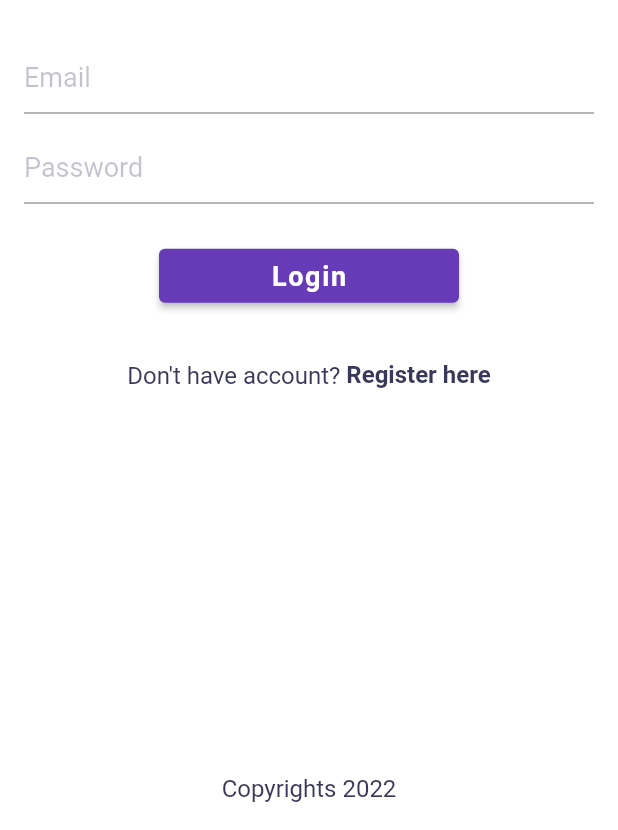
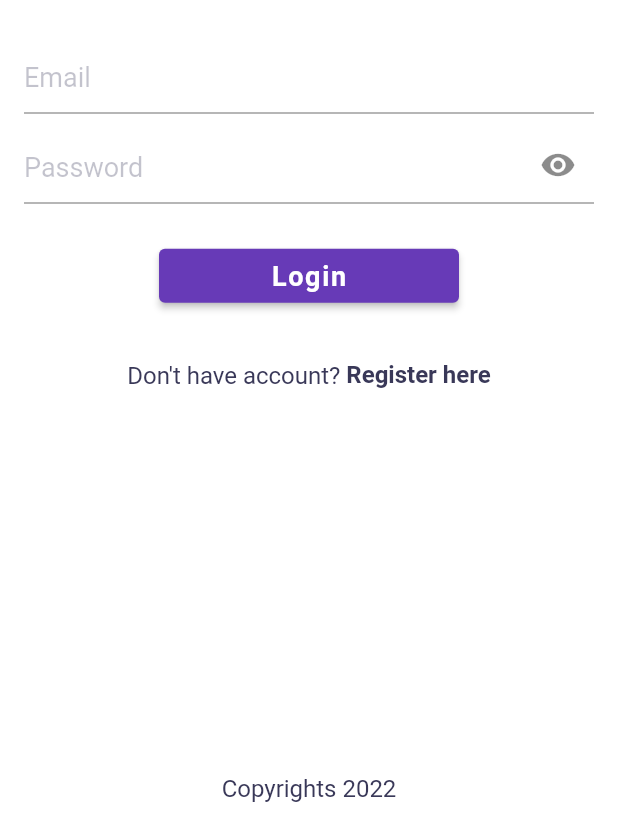
Before and after one commit to mobile-hero/simple_sales_calculator, a Flutter app: the screen it shows after launch, on a phone screen of 412 x 824 dp, the part 406-1236 px from its top. Run offline on Flutter 3.47's test engine with Material 2 defaults, Android fonts, the phone set to English and light mode, and no system bars; our stand-ins replace easy_localization, flutter_bloc, objectbox; generated files the repository leaves out were written again.

Commit message:
add show password switch in login fix main route fix Podfile config

```diff
--- a/lib/bloc/login/login_bloc.dart
+++ b/lib/bloc/login/login_bloc.dart
@@ -28,7 +28,9 @@ class LoginBloc extends Bloc<LoginEvent, LoginState> {
   _loginNowHandler(LoginNow event, Emitter emit) async {
     final store = await openStore();
     emit(LoginLoading());
-
+    print(event);
+    print(emailController.text);
+    print(passwordController.text);
     final user = userLocalRepository.getUser(
         store, emailController.text, passwordController.text);
     if (user != null) {
@@ -36,5 +38,6 @@ class LoginBloc extends Bloc<LoginEvent, LoginState> {
     } else {
       emit(LoginError());
     }
+    store.close();
   }
 }
--- a/lib/bloc/registration/registration_bloc.dart
+++ b/lib/bloc/registration/registration_bloc.dart
@@ -44,11 +44,13 @@ class RegistrationBloc extends Bloc<RegistrationEvent, RegistrationState> {
         image: null);
     final userId = userLocalRepository.createUser(store, user);
     user.id = userId;
-
+    print(user.toJson());
     if (userId > 0) {
       emit(RegistrationSuccess());
     } else {
       emit(RegistrationError());
     }
+
+    store.close();
   }
 }
--- a/lib/main.dart
+++ b/lib/main.dart
@@ -49,7 +49,7 @@ class MyApp extends StatelessWidget {
       ),
       routes: <String, WidgetBuilder>{
         // '/splash': (context) => SplashScreen(),
-        '/login': (context) => const LoginScreen(),
+        '/login': (context) => LoginScreen(),
         '/register': (context) => RegistrationScreen(),
         '/main': (context) => const MainScreen(),
       },
--- a/lib/ui/login/login_screen.dart
+++ b/lib/ui/login/login_screen.dart
@@ -2,7 +2,9 @@ import '../../bloc/login/login_bloc.dart';
 import '../../my_material.dart';
 
 class LoginScreen extends StatelessWidget {
-  const LoginScreen({Key? key}) : super(key: key);
+  LoginScreen({Key? key}) : super(key: key);
+
+  final showPassword = ValueNotifier<bool>(false);
 
   @override
   Widget build(BuildContext context) {
@@ -13,7 +15,8 @@ class LoginScreen extends StatelessWidget {
         body: BlocConsumer<LoginBloc, LoginState>(
           listener: (context, state) {
             if (state is LoginSuccess) {
-              Navigator.pushNamed(context, '/home');
+              Navigator.pushNamed(context, '/main');
+              return;
             }
             if (state is LoginError) {
               ScaffoldMessenger.of(context).clearSnackBars();
@@ -22,6 +25,7 @@ class LoginScreen extends StatelessWidget {
             }
           },
           builder: (context, state) {
+            final bloc = context.read<LoginBloc>();
             return Container(
               padding: const EdgeInsets.all(space4x),
               child: Center(
@@ -38,7 +42,7 @@ class LoginScreen extends StatelessWidget {
                     Padding(
                       padding: const EdgeInsets.only(bottom: space2x),
                       child: TextField(
-                        controller: TextEditingController(),
+                        controller: bloc.emailController,
                         decoration: InputDecoration(
                           hintText: 'Email',
                           hintStyle: context.styleBody1.copyWith(
@@ -50,24 +54,38 @@ class LoginScreen extends StatelessWidget {
                     ),
                     Padding(
                       padding: const EdgeInsets.only(bottom: space2x),
-                      child: TextField(
-                        controller: TextEditingController(),
+                      child: ValueListenableBuilder<bool>(
+                          valueListenable: showPassword,
+                          builder: (context, value, widget) {
+                            return TextField(
+                              controller: bloc.passwordController,
                               decoration: InputDecoration(
                                 hintText: 'Password',
                                 hintStyle: context.styleBody1.copyWith(
                                   color: grease.withOpacity(0.3),
                                 ),
+                                suffixIcon: InkWell(
+                                  onTap: () {
+                                    showPassword.value = !value;
+                                  },
+                                  child: Icon(showPassword.value
+                                      ? Icons.visibility_off
+                                      : Icons.visibility),
+                                ),
                               ),
                               keyboardType: TextInputType.visiblePassword,
-                        obscureText: true,
+                              obscureText: showPassword.value,
                               obscuringCharacter: '#',
-                      ),
+                            );
+                          }),
                     ),
                     const SizedBox(height: space4x),
                     SizedBox(
                       width: 200,
                       child: ElevatedButton(
-                        onPressed: () {},
+                        onPressed: () {
+                          bloc.add(LoginNow());
+                        },
                         child: const Text('Login'),
                       ),
                     ),
```
Also changed, not shown: 3 other files. Lines whose indentation alone changed are shown as unchanged.
